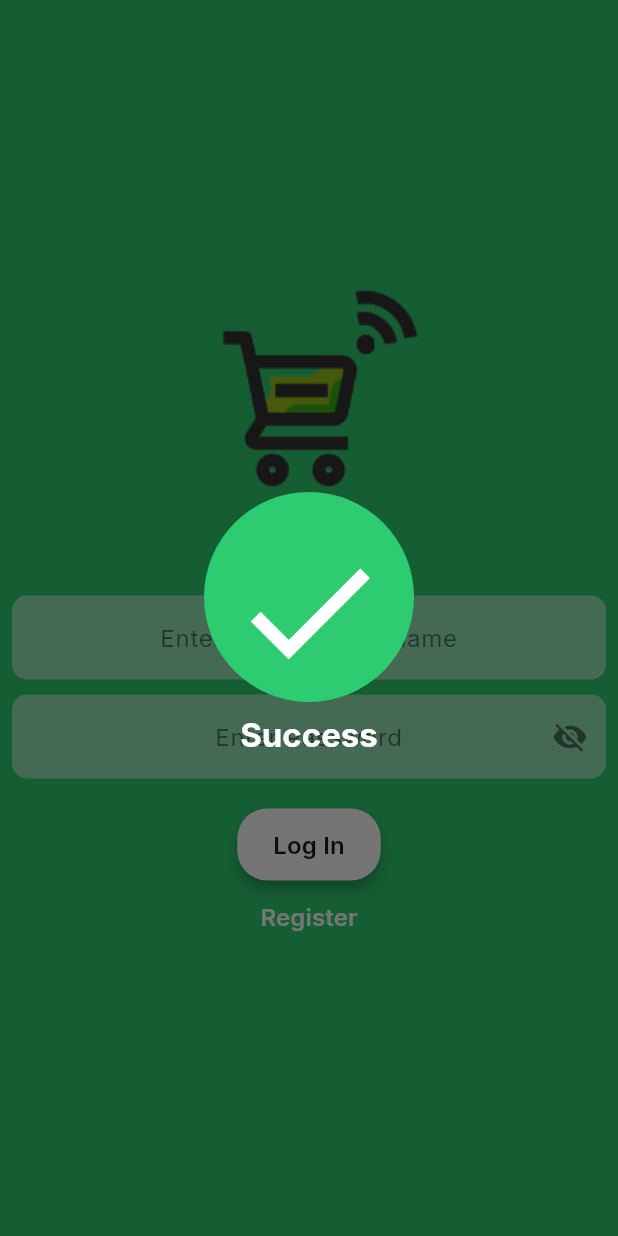
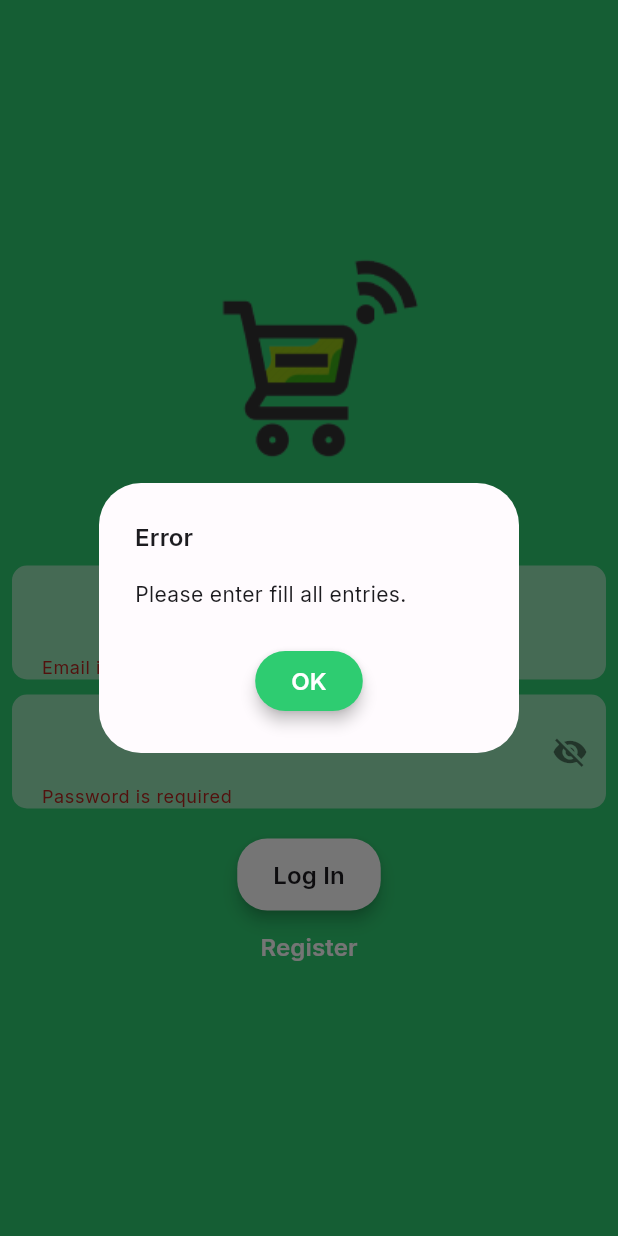
Before and after one commit to Mshnwq/Shopping-Cart-App, a Flutter app: the LoginPage screen opened by its route, after a tap on "Log In", on a phone screen of 412 x 824 dp. Run offline on Flutter 3.47's test engine with Material 2 defaults, Android fonts, the phone set to English and light mode, and no system bars; our stand-ins replace anim_search_bar, badges, flutter_riverpod, flutter_secure_storage, fluttertoast, go_router and 6 more; missing offline and left inert: mobile_scanner, mqtt_client; accounts and stored records are empty.

```diff
--- a/self_checkout_cart_app/lib/pages/login_page.dart
+++ b/self_checkout_cart_app/lib/pages/login_page.dart
@@ -1,3 +1,5 @@
+import 'dart:convert';
+
 import 'package:flutter_riverpod/flutter_riverpod.dart';
 import 'package:go_router/go_router.dart';
 import '../providers/auth_provider.dart';
@@ -75,14 +77,11 @@ class _LoginPageState extends ConsumerState<LoginPage> {
                     isPasswordMissing = passwd.isEmpty;
 
                     if (isEmailMissing || isPasswordMissing) {
-                      // showAlertMassage(
-                      // context,
-                      // "Please enter fill all entries.",
-                      // );
-                      // setState(() {}); // Trigger a rebuild to update the UI
-                      showSuccessDialog(context, 'Success');
-                      await Future.delayed(const Duration(milliseconds: 5000));
-                      context.pop();
+                      showAlertMassage(
+                        context,
+                        "Please enter fill all entries.",
+                      );
+                      setState(() {}); // Trigger a rebuild to update the UI
                       return;
                     }
 
@@ -105,6 +104,9 @@ class _LoginPageState extends ConsumerState<LoginPage> {
                         return _!;
                       });
                       if (loginResult) {
+                        showSuccessDialog(context, 'Success');
+                        await Future.delayed(
+                            const Duration(milliseconds: 1500));
                         context.goNamed(connectRoute);
                       } else {
                         showAlertMassage(context, "Failed to log in");
@@ -113,25 +115,13 @@ class _LoginPageState extends ConsumerState<LoginPage> {
                     } on TimeoutException catch (e) {
                       showAlertMassage(context, e.toString());
                     } on Exception catch (e) {
-                      String error = e.toString();
-                      switch (error) {
-                        case 'User-not-found':
-                          devtools.log('User-not-found');
-                          showAlertMassage(context, "User not found");
-                          break;
-                        case 'Email-not-found':
-                          devtools.log('Email-not-found');
-                          showAlertMassage(context, "Email not found");
-                          break;
-                        case 'Wrong-cred':
-                          devtools.log('Wrong-cred');
-                          showAlertMassage(context, "Wrong Credentials");
-                          break;
-                        default:
-                          devtools.log('Error: $e');
-                          showAlertMassage(context, "$e");
-                          break;
-                      }
+                      String error = json
+                          .decode(
+                            e.toString().substring('Exception:'.length),
+                          )['detail']
+                          .toString();
+                      devtools.log(error);
+                      showAlertMassage(context, error);
                     } finally {
                       context.pop();
                     }
--- a/self_checkout_cart_app/lib/widgets/alert_dialogs.dart
+++ b/self_checkout_cart_app/lib/widgets/alert_dialogs.dart
@@ -292,7 +292,7 @@ class AnimationOverlayState extends State<AnimationOverlay>
           child: Column(
             mainAxisSize: MainAxisSize.min,
             children: [
-              SizedBox(height: 8),
+              const SizedBox(height: 8),
               ScaleTransition(
                 scale: scaleAnimation,
                 child: Container(
@@ -304,7 +304,7 @@ class AnimationOverlayState extends State<AnimationOverlay>
                   ),
                 ),
               ),
-              SizedBox(height: 8),
+              const SizedBox(height: 8),
               Text(
                 widget.subtext,
                 style: Theme.of(context).textTheme.titleLarge?.copyWith(
@@ -327,7 +327,7 @@ class AnimationOverlayState extends State<AnimationOverlay>
                   color: Theme.of(context).colorScheme.background,
                   size: iconSize,
                 ),
-                SizedBox(height: 8),
+                const SizedBox(height: 24),
               ],
             ),
           ),
```
Also changed, not shown: self_checkout_cart_app/lib/pages/qr_scan_page.dart (+30 -20 lines), self_checkout_cart_app/lib/pages/register_page.dart (+11 -18 lines), self_checkout_cart_app/lib/providers/auth_provider.dart (+13 -32 lines).
